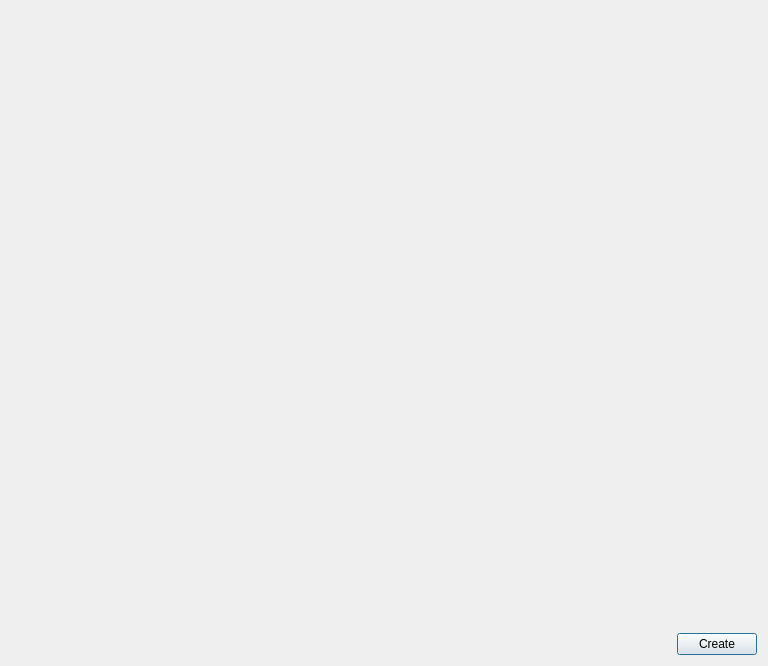
Above: uis/flow/editor/project/new_project_dialog.ui from AdamMinge/pillar_app before the change. Below: the same form after it.
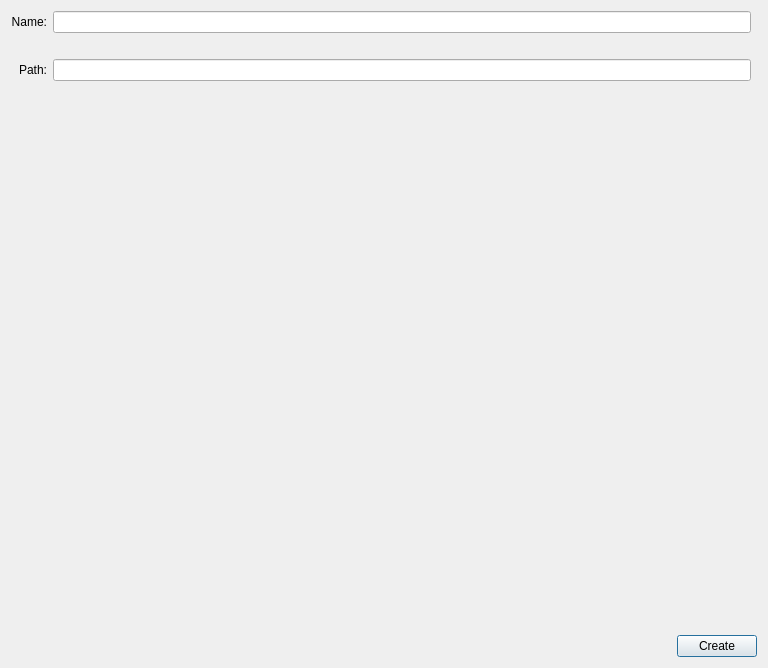
That is the form after the change. Custom widgets are drawn as their Qt base class.

The edit to the form file:
```diff
--- a/uis/flow/editor/project/new_project_dialog.ui
+++ b/uis/flow/editor/project/new_project_dialog.ui
@@ -7,13 +7,80 @@
     <x>0</x>
     <y>0</y>
     <width>768</width>
-    <height>666</height>
+    <height>668</height>
    </rect>
   </property>
   <property name="windowTitle">
    <string>Dialog</string>
   </property>
   <layout class="QVBoxLayout" name="verticalLayout">
+   <item>
+    <layout class="QGridLayout" name="gridLayout">
+     <property name="topMargin">
+      <number>0</number>
+     </property>
+     <item row="3" column="1">
+      <widget class="utils::QtDirBrowserLineEdit" name="m_project_path_edit">
+       <property name="text">
+        <string notr="true"/>
+       </property>
+      </widget>
+     </item>
+     <item row="1" column="0">
+      <widget class="QLabel" name="m_project_name_label">
+       <property name="text">
+        <string>Name:</string>
+       </property>
+       <property name="alignment">
+        <set>Qt::AlignRight|Qt::AlignTrailing|Qt::AlignVCenter</set>
+       </property>
+      </widget>
+     </item>
+     <item row="3" column="0">
+      <widget class="QLabel" name="m_project_path_label">
+       <property name="text">
+        <string>Path:</string>
+       </property>
+       <property name="alignment">
+        <set>Qt::AlignRight|Qt::AlignTrailing|Qt::AlignVCenter</set>
+       </property>
+      </widget>
+     </item>
+     <item row="4" column="0" colspan="3">
+      <widget class="QLabel" name="m_project_path_error_message">
+       <property name="styleSheet">
+        <string notr="true">color : #ed4337</string>
+       </property>
+       <property name="text">
+        <string notr="true"/>
+       </property>
+       <property name="alignment">
+        <set>Qt::AlignCenter</set>
+       </property>
+      </widget>
+     </item>
+     <item row="1" column="1">
+      <widget class="QLineEdit" name="m_project_name_edit">
+       <property name="text">
+        <string notr="true"/>
+       </property>
+      </widget>
+     </item>
+     <item row="2" column="0" colspan="2">
+      <widget class="QLabel" name="m_project_name_error_message">
+       <property name="styleSheet">
+        <string notr="true">color : #ed4337</string>
+       </property>
+       <property name="text">
+        <string notr="true"/>
+       </property>
+       <property name="alignment">
+        <set>Qt::AlignCenter</set>
+       </property>
+      </widget>
+     </item>
+    </layout>
+   </item>
    <item>
     <spacer name="verticalSpacer">
      <property name="orientation">
@@ -56,6 +123,13 @@
    </item>
   </layout>
  </widget>
+ <customwidgets>
+  <customwidget>
+   <class>utils::QtDirBrowserLineEdit</class>
+   <extends>QLineEdit</extends>
+   <header location="global">flow/utils/qt/line_edit/dir_browser_line_edit.h</header>
+  </customwidget>
+ </customwidgets>
  <resources/>
  <connections/>
 </ui>
```
